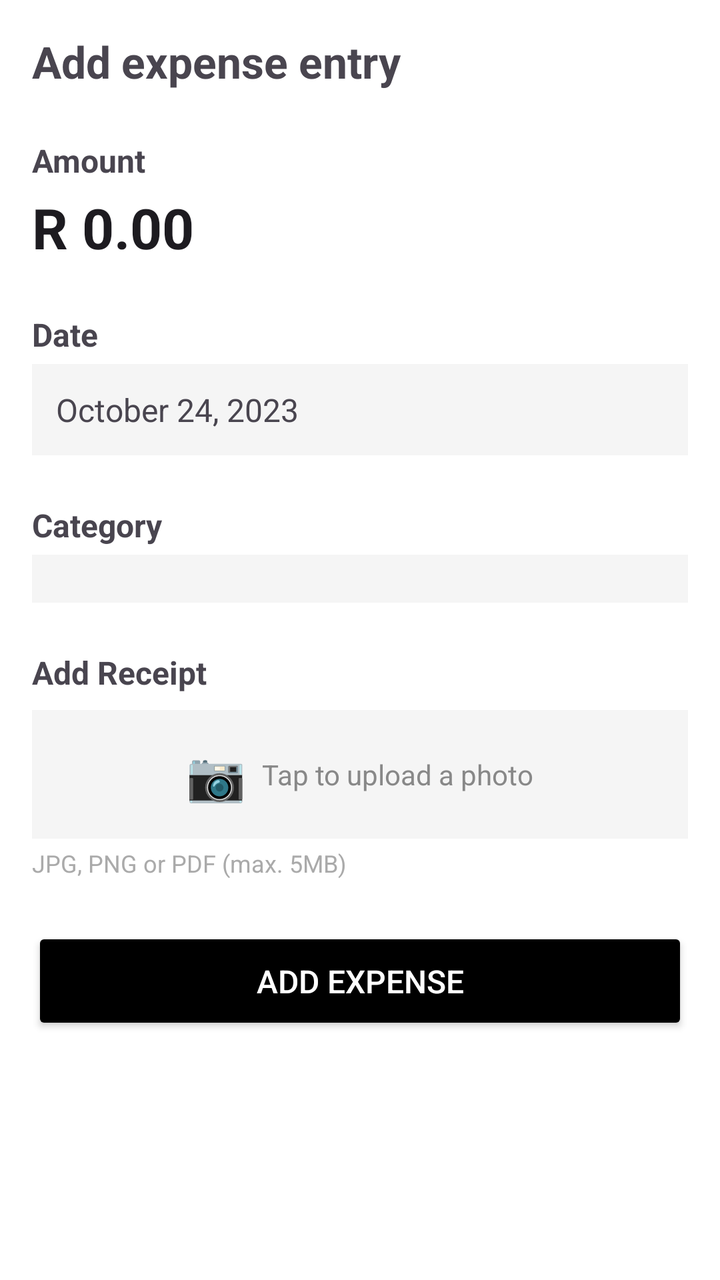
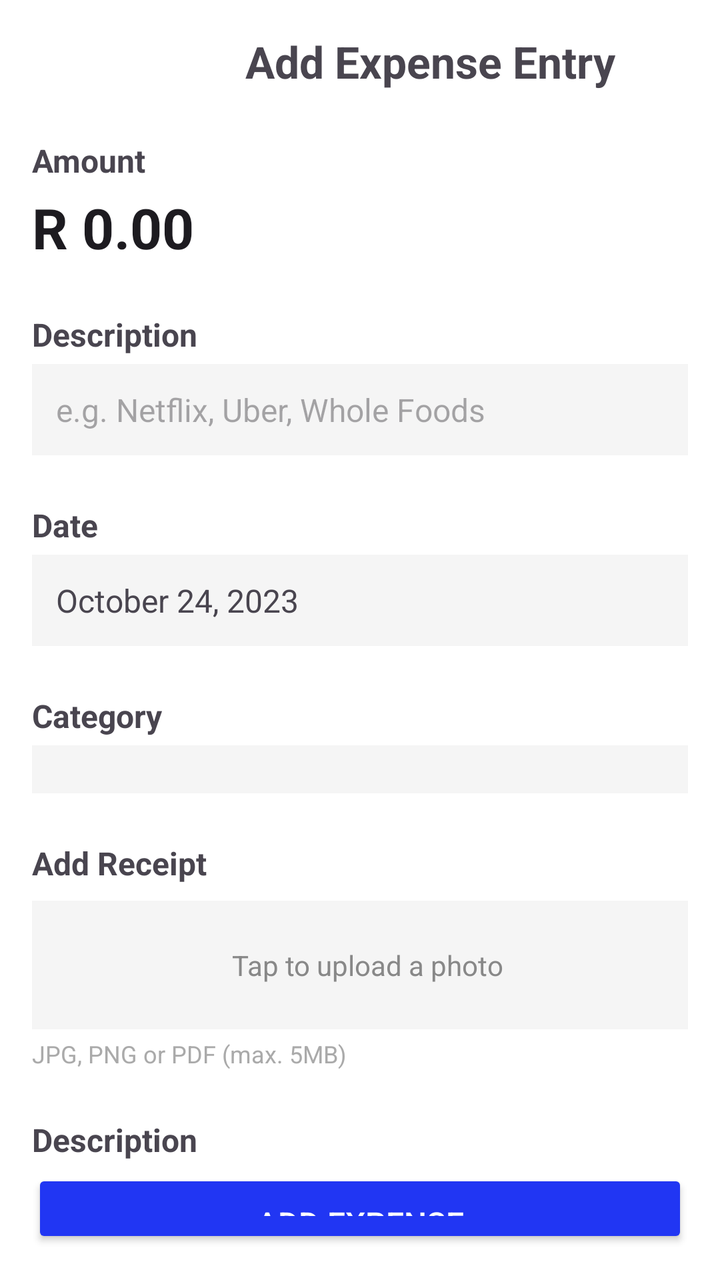

The first picture is an Android layout as it rendered before a commit; the second is the same layout after the commit. The layout source and the unified diff follow.
<!-- AndroidManifest.xml: application theme Theme.Wallet_wise_app -->
<!-- res/layout/activity_add_expense.xml -->
<?xml version="1.0" encoding="utf-8"?>
<LinearLayout xmlns:android="http://schemas.android.com/apk/res/android"
    android:layout_width="match_parent"
    android:layout_height="match_parent"
    android:orientation="vertical"
    android:padding="16dp"
    android:background="#FFFFFF">

    
    <TextView
        android:layout_width="wrap_content"
        android:layout_height="wrap_content"
        android:text="Add expense entry"
        android:textSize="22sp"
        android:textStyle="bold"
        android:layout_marginBottom="24dp" />

    
    <TextView
        android:layout_width="wrap_content"
        android:layout_height="wrap_content"
        android:text="Amount"
        android:textSize="16sp"
        android:textStyle="bold"
        android:layout_marginBottom="4dp" />

    <EditText
        android:id="@+id/etAmount"
        android:layout_width="match_parent"
        android:layout_height="wrap_content"
        android:text="R 0.00"
        android:textSize="28sp"
        android:textStyle="bold"
        android:background="@android:color/transparent"
        android:inputType="numberDecimal"
        android:layout_marginBottom="24dp" />

    
    <TextView
        android:layout_width="wrap_content"
        android:layout_height="wrap_content"
        android:text="Date"
        android:textSize="16sp"
        android:textStyle="bold"
        android:layout_marginBottom="4dp" />

    <TextView
        android:id="@+id/tvDate"
        android:layout_width="match_parent"
        android:layout_height="wrap_content"
        android:text="October 24, 2023"
        android:textSize="16sp"
        android:padding="12dp"
        android:background="#F5F5F5"
        android:layout_marginBottom="24dp" />

    
    <TextView
        android:layout_width="wrap_content"
        android:layout_height="wrap_content"
        android:text="Category"
        android:textSize="16sp"
        android:textStyle="bold"
        android:layout_marginBottom="4dp" />

    <Spinner
        android:id="@+id/spinnerCategory"
        android:layout_width="match_parent"
        android:layout_height="wrap_content"
        android:padding="12dp"
        android:background="#F5F5F5"
        android:layout_marginBottom="24dp" />

    
    <TextView
        android:layout_width="wrap_content"
        android:layout_height="wrap_content"
        android:text="Add Receipt"
        android:textSize="16sp"
        android:textStyle="bold"
        android:layout_marginBottom="8dp" />

    <LinearLayout
        android:id="@+id/btnAddReceipt"
        android:layout_width="match_parent"
        android:layout_height="wrap_content"
        android:orientation="horizontal"
        android:padding="16dp"
        android:background="#F5F5F5"
        android:gravity="center">

        <TextView
            android:layout_width="wrap_content"
            android:layout_height="wrap_content"
            android:text="📷"
            android:textSize="24sp"
            android:layout_marginEnd="8dp" />

        <TextView
            android:layout_width="wrap_content"
            android:layout_height="wrap_content"
            android:text="Tap to upload a photo"
            android:textSize="14sp"
            android:textColor="#888888" />

    </LinearLayout>

    <TextView
        android:layout_width="wrap_content"
        android:layout_height="wrap_content"
        android:text="JPG, PNG or PDF (max. 5MB)"
        android:textSize="12sp"
        android:textColor="#AAAAAA"
        android:layout_marginTop="4dp"
        android:layout_marginBottom="24dp" />

    
    <Button
        android:id="@+id/btnAddExpense"
        android:layout_width="match_parent"
        android:layout_height="wrap_content"
        android:text="Add expense"
        android:textSize="16sp"
        android:backgroundTint="#000000"
        android:textColor="#FFFFFF"
        android:padding="16dp" />

</LinearLayout>
<!-- resources referenced by this layout -->
<resources>
  <style name="Theme.Wallet_wise_app" parent="Base.Theme.Wallet_wise_app" />
  <style name="Base.Theme.Wallet_wise_app" parent="Theme.Material3.DayNight.NoActionBar">
          
          
      </style>
</resources>

<!-- the commit's change to res/layout/activity_add_expense.xml (unified diff, before → after) -->
@@ -10,7 +10,7 @@
     <TextView
         android:layout_width="wrap_content"
         android:layout_height="wrap_content"
-        android:text="Add expense entry"
+        android:text="                    Add Expense Entry"
         android:textSize="22sp"
         android:textStyle="bold"
         android:layout_marginBottom="24dp" />
@@ -34,7 +34,23 @@
         android:background="@android:color/transparent"
         android:inputType="numberDecimal"
         android:layout_marginBottom="24dp" />
+    <TextView
+        android:layout_width="wrap_content"
+        android:layout_height="wrap_content"
+        android:text="Description"
+        android:textSize="16sp"
+        android:textStyle="bold"
+        android:layout_marginBottom="4dp" />
 
+    <EditText
+        android:id="@+id/etDescription"
+        android:layout_width="match_parent"
+        android:layout_height="wrap_content"
+        android:hint="e.g. Netflix, Uber, Whole Foods"
+        android:textSize="16sp"
+        android:padding="12dp"
+        android:background="#F5F5F5"
+        android:layout_marginBottom="24dp" />
     
     <TextView
         android:layout_width="wrap_content"
@@ -92,7 +108,7 @@
         <TextView
             android:layout_width="wrap_content"
             android:layout_height="wrap_content"
-            android:text="📷"
+            android:text=""
             android:textSize="24sp"
             android:layout_marginEnd="8dp" />
 
@@ -115,13 +131,22 @@
         android:layout_marginBottom="24dp" />
 
     
+    <TextView
+        android:layout_width="wrap_content"
+        android:layout_height="wrap_content"
+        android:text="Description"
+        android:textSize="16sp"
+        android:textStyle="bold"
+        android:layout_marginBottom="4dp" />
+
+    
     <Button
         android:id="@+id/btnAddExpense"
         android:layout_width="match_parent"
         android:layout_height="wrap_content"
         android:text="Add expense"
         android:textSize="16sp"
-        android:backgroundTint="#000000"
+        android:backgroundTint="#2136F3"
         android:textColor="#FFFFFF"
         android:padding="16dp" />
 
